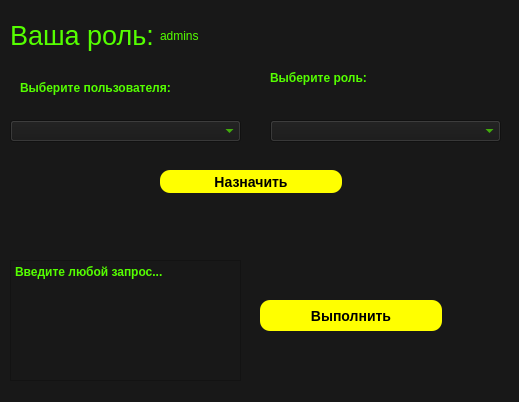
Qt form admins.ui (dmsrgv/dbprogram) before a commit.
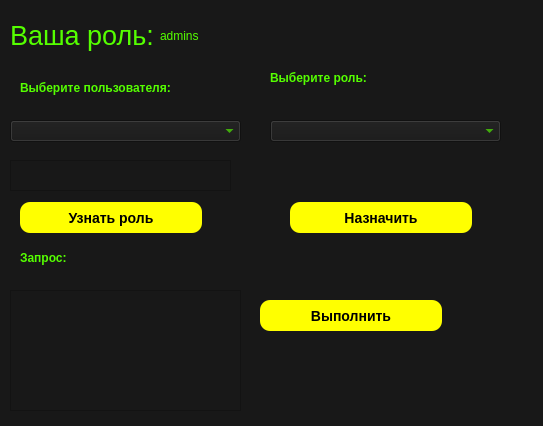
The same form after that commit.

Commit message: Окно админа (доделано)

What changed in the file:
```diff
--- a/admins.ui
+++ b/admins.ui
@@ -6,8 +6,8 @@
    <rect>
     <x>0</x>
     <y>0</y>
-    <width>519</width>
-    <height>402</height>
+    <width>543</width>
+    <height>426</height>
    </rect>
   </property>
   <property name="windowTitle">
@@ -77,10 +77,10 @@
   <widget class="QPushButton" name="pushButton_2">
    <property name="geometry">
     <rect>
-     <x>160</x>
-     <y>170</y>
+     <x>290</x>
+     <y>202</y>
      <width>182</width>
-     <height>23</height>
+     <height>31</height>
     </rect>
    </property>
    <property name="styleSheet">
@@ -102,7 +102,7 @@
    <property name="geometry">
     <rect>
      <x>10</x>
-     <y>260</y>
+     <y>290</y>
      <width>231</width>
      <height>121</height>
     </rect>
@@ -112,9 +112,12 @@
 			 font: bold;			}</string>
    </property>
    <property name="readOnly">
-    <bool>true</bool>
+    <bool>false</bool>
    </property>
    <property name="plainText">
+    <string/>
+   </property>
+   <property name="placeholderText">
     <string>Введите любой запрос...</string>
    </property>
   </widget>
@@ -191,12 +194,29 @@
 			 font: bold;			}</string>
    </property>
   </widget>
-  <widget class="QLabel" name="label_5">
+  <widget class="QLabel" name="label_6">
    <property name="geometry">
     <rect>
-     <x>260</x>
+     <x>20</x>
+     <y>250</y>
+     <width>161</width>
+     <height>16</height>
+    </rect>
+   </property>
+   <property name="styleSheet">
+    <string notr="true">QLabel {color: rgb(85, 255, 0);
+			 font: bold;			}</string>
+   </property>
+   <property name="text">
+    <string>Запрос:</string>
+   </property>
+  </widget>
+  <widget class="QLabel" name="label_7">
+   <property name="geometry">
+    <rect>
+     <x>270</x>
      <y>360</y>
-     <width>161</width>
+     <width>261</width>
      <height>16</height>
     </rect>
    </property>
@@ -208,6 +228,70 @@
     <string/>
    </property>
   </widget>
+  <widget class="QPlainTextEdit" name="plainTextEdit_2">
+   <property name="geometry">
+    <rect>
+     <x>10</x>
+     <y>160</y>
+     <width>221</width>
+     <height>31</height>
+    </rect>
+   </property>
+   <property name="styleSheet">
+    <string notr="true">QPlainTextEdit {color: rgb(85, 255, 0);
+			 font: bold;			}</string>
+   </property>
+   <property name="readOnly">
+    <bool>true</bool>
+   </property>
+   <property name="plainText">
+    <string/>
+   </property>
+   <property name="placeholderText">
+    <string/>
+   </property>
+  </widget>
+  <widget class="QLabel" name="label_5">
+   <property name="geometry">
+    <rect>
+     <x>280</x>
+     <y>170</y>
+     <width>251</width>
+     <height>16</height>
+    </rect>
+   </property>
+   <property name="styleSheet">
+    <string notr="true">QLabel {color: rgb(85, 255, 0);
+			 font: bold;			}</string>
+   </property>
+   <property name="text">
+    <string/>
+   </property>
+  </widget>
+  <widget class="QPushButton" name="pushButton_4">
+   <property name="geometry">
+    <rect>
+     <x>20</x>
+     <y>202</y>
+     <width>182</width>
+     <height>31</height>
+    </rect>
+   </property>
+   <property name="styleSheet">
+    <string notr="true">QPushButton {background-color: rgb(255, 255, 0);
+     border-style: outset;
+     border-radius: 10px;
+     border-color: beige;
+     font: bold 14px;
+     min-width: 10em;
+     padding: 6px;}
+QPushButton::hover{background-color: rgb(217, 217, 0)}
+QPushButton::pressed{background-color: rgb(181, 181, 0)}</string>
+   </property>
+   <property name="text">
+    <string>Узнать роль</string>
+   </property>
+  </widget>
  </widget>
  <resources/>
  <connections/>
```
The commit also changes 2 other files.
